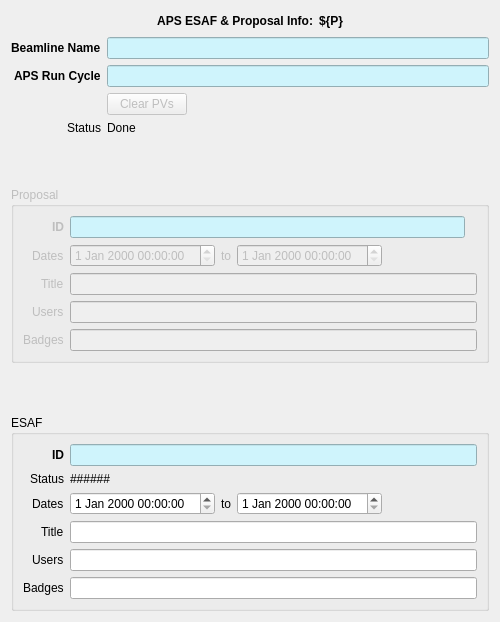
This is ui/apsbss.ui in canismarko/caproto-apps as Qt 5 draws it before an edit. The edited form follows.
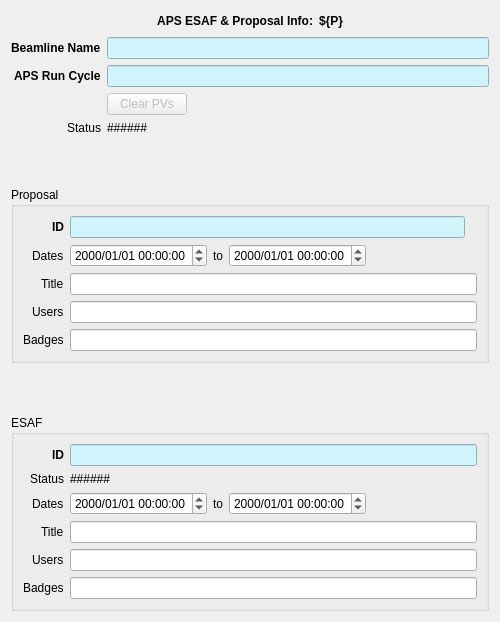
This is the edited form. Custom widgets are drawn as their Qt base class.

Commit message: Update the bss ui file for timestamp formats.

The edit to the form file:
```diff
--- a/ui/apsbss.ui
+++ b/ui/apsbss.ui
@@ -120,7 +120,7 @@
         <string/>
        </property>
        <property name="text">
-        <string>Done</string>
+        <string>######</string>
        </property>
       </widget>
      </item>
@@ -200,7 +200,7 @@
    <item>
     <widget class="PyDMFrame" name="PyDMFrame">
      <property name="enabled">
-      <bool>false</bool>
+      <bool>true</bool>
      </property>
      <property name="toolTip">
       <string/>
@@ -390,6 +390,9 @@
              <property name="styleSheet">
               <string notr="true"/>
              </property>
+             <property name="displayFormat">
+              <string>yyyy/MM/dd hh:mm:ss</string>
+             </property>
              <property name="channel" stdset="0">
               <string>ca://${P}proposal:startTimestamp</string>
              </property>
@@ -410,6 +413,9 @@
              <property name="styleSheet">
               <string notr="true"/>
              </property>
+             <property name="displayFormat">
+              <string>yyyy/MM/dd hh:mm:ss</string>
+             </property>
              <property name="channel" stdset="0">
               <string>ca://${P}proposal:endTimestamp</string>
              </property>
@@ -566,6 +572,9 @@
              <property name="styleSheet">
               <string notr="true"/>
              </property>
+             <property name="displayFormat">
+              <string>yyyy/MM/dd hh:mm:ss</string>
+             </property>
              <property name="channel" stdset="0">
               <string>ca://${P}esaf:startDate</string>
              </property>
@@ -583,6 +592,9 @@
              <property name="toolTip">
               <string/>
              </property>
+             <property name="displayFormat">
+              <string>yyyy/MM/dd hh:mm:ss</string>
+             </property>
              <property name="channel" stdset="0">
               <string>ca://${P}esaf:endDate</string>
              </property>
```
Left out of the diff: 60 changed lines with no effect on the pictures.
